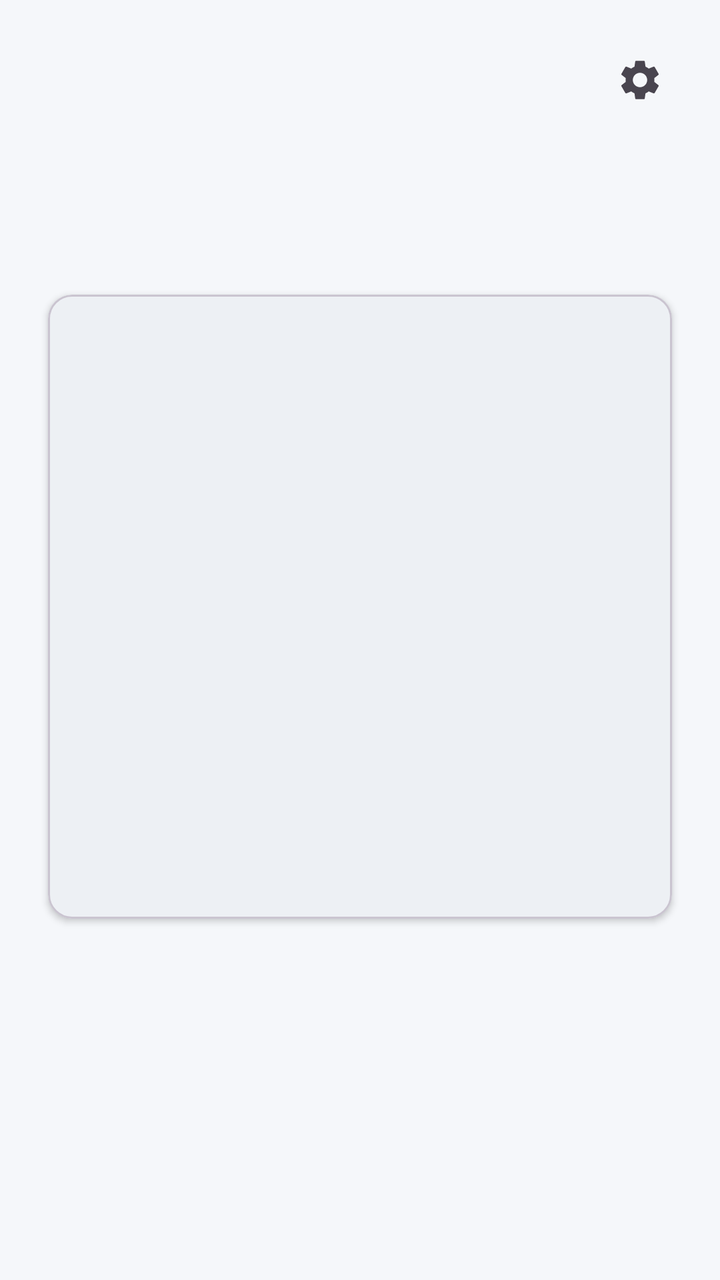
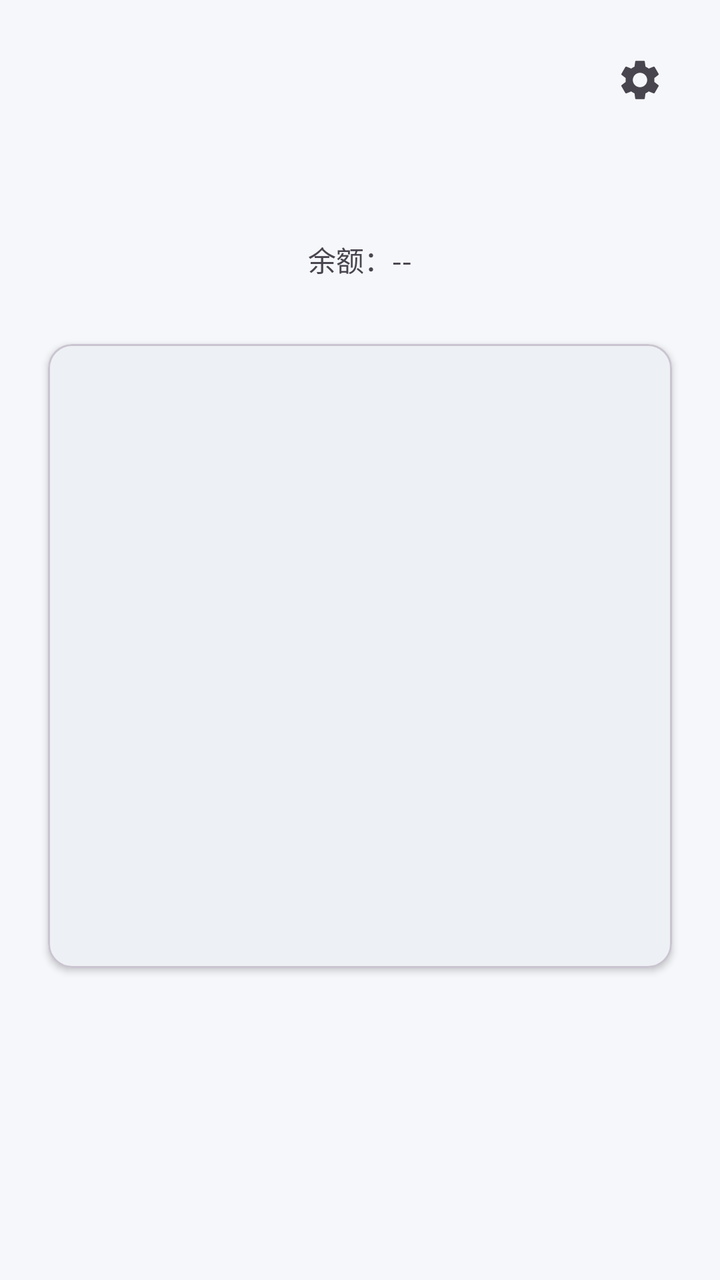

The first picture is an Android layout as it rendered before a commit; the second is the same layout after the commit. The layout source and the unified diff follow.
<!-- AndroidManifest.xml: application theme Theme.Ecode -->
<!-- res/layout/activity_main.xml -->
<?xml version="1.0" encoding="utf-8"?>
<androidx.constraintlayout.widget.ConstraintLayout
    xmlns:android="http://schemas.android.com/apk/res/android"
    xmlns:app="http://schemas.android.com/apk/res-auto"
    android:layout_width="match_parent"
    android:layout_height="match_parent"
    android:background="@color/md_theme_background">

    <ImageButton
        android:id="@+id/btnSettings"
        android:layout_width="48dp"
        android:layout_height="48dp"
        android:layout_marginTop="16dp"
        android:layout_marginEnd="16dp"
        android:background="?attr/selectableItemBackgroundBorderless"
        android:contentDescription="@string/settings_title"
        android:src="@drawable/ic_settings"
        android:tint="@color/md_theme_on_surface_variant"
        app:layout_constraintEnd_toEndOf="parent"
        app:layout_constraintTop_toTopOf="parent" />

    <TextView
        android:id="@+id/tvUsername"
        android:layout_width="wrap_content"
        android:layout_height="wrap_content"
        android:layout_marginTop="64dp"
        android:textColor="@color/md_theme_primary"
        android:textSize="18sp"
        android:textStyle="bold"
        app:layout_constraintEnd_toEndOf="parent"
        app:layout_constraintStart_toStartOf="parent"
        app:layout_constraintTop_toTopOf="parent" />

    <TextView
        android:id="@+id/tvStatus"
        android:layout_width="wrap_content"
        android:layout_height="wrap_content"
        android:layout_marginTop="8dp"
        android:textColor="@color/md_theme_on_surface_variant"
        android:textSize="14sp"
        app:layout_constraintEnd_toEndOf="parent"
        app:layout_constraintStart_toStartOf="parent"
        app:layout_constraintTop_toBottomOf="@id/tvUsername" />

    <com.google.android.material.card.MaterialCardView
        android:id="@+id/cardQRCode"
        android:layout_width="wrap_content"
        android:layout_height="wrap_content"
        android:layout_marginTop="32dp"
        app:cardCornerRadius="12dp"
        app:cardElevation="2dp"
        app:contentPadding="16dp"
        app:layout_constraintEnd_toEndOf="parent"
        app:layout_constraintStart_toStartOf="parent"
        app:layout_constraintTop_toBottomOf="@id/tvStatus"
        app:strokeColor="@color/md_theme_outline"
        app:strokeWidth="1dp">

        <FrameLayout
            android:layout_width="280dp"
            android:layout_height="280dp">

            <ImageView
                android:id="@+id/ivQRCode"
                android:layout_width="280dp"
                android:layout_height="280dp"
                android:scaleType="fitCenter" />

            <LinearLayout
                android:id="@+id/layoutQRPlaceholder"
                android:layout_width="match_parent"
                android:layout_height="match_parent"
                android:gravity="center"
                android:orientation="vertical"
                android:visibility="gone">

                <ImageView
                    android:layout_width="64dp"
                    android:layout_height="64dp"
                    android:alpha="0.3"
                    android:src="@drawable/ic_lock"
                    android:tint="@color/md_theme_on_surface_variant" />

                <TextView
                    android:layout_width="wrap_content"
                    android:layout_height="wrap_content"
                    android:layout_marginTop="12dp"
                    android:alpha="0.5"
                    android:text="@string/qr_hidden_placeholder"
                    android:textColor="@color/md_theme_on_surface_variant"
                    android:textSize="14sp" />
            </LinearLayout>
        </FrameLayout>
    </com.google.android.material.card.MaterialCardView>

</androidx.constraintlayout.widget.ConstraintLayout>
<!-- resources referenced by this layout -->
<resources>
  <color name="md_theme_background">#F5F7FA</color>
  <color name="md_theme_on_surface_variant">#49454F</color>
  <color name="md_theme_outline">#CAC4D0</color>
  <color name="md_theme_primary">#003366</color>
  <!-- drawable ic_lock (drawable) -->
  <?xml version="1.0" encoding="utf-8"?>
  <vector xmlns:android="http://schemas.android.com/apk/res/android"
      android:width="24dp"
      android:height="24dp"
      android:viewportWidth="24"
      android:viewportHeight="24">
      <path
          android:fillColor="#FF000000"
          android:pathData="M18,8h-1V6c0,-2.76 -2.24,-5 -5,-5S7,3.24 7,6v2H6c-1.1,0 -2,0.9 -2,2v10c0,1.1 0.9,2 2,2h12c1.1,0 2,-0.9 2,-2V10c0,-1.1 -0.9,-2 -2,-2zM12,17c-1.1,0 -2,-0.9 -2,-2s0.9,-2 2,-2 2,0.9 2,2 -0.9,2 -2,2zM15.1,8H8.9V6c0,-1.71 1.39,-3.1 3.1,-3.1s3.1,1.39 3.1,3.1v2z" />
  </vector>
  <!-- drawable ic_settings (drawable) -->
  <?xml version="1.0" encoding="utf-8"?>
  <vector xmlns:android="http://schemas.android.com/apk/res/android"
      android:width="24dp"
      android:height="24dp"
      android:viewportWidth="24"
      android:viewportHeight="24">
      <path
          android:fillColor="#FF000000"
          android:pathData="M19.14,12.94c0.04,-0.3 0.06,-0.61 0.06,-0.94c0,-0.32 -0.02,-0.64 -0.07,-0.94l2.03,-1.58c0.18,-0.14 0.23,-0.41 0.12,-0.61l-1.92,-3.32c-0.12,-0.22 -0.37,-0.29 -0.59,-0.22l-2.39,0.96c-0.5,-0.38 -1.03,-0.7 -1.62,-0.94L14.4,2.81c-0.04,-0.24 -0.24,-0.41 -0.48,-0.41h-3.84c-0.24,0 -0.43,0.17 -0.47,0.41L9.25,5.35C8.66,5.59 8.12,5.92 7.63,6.29L5.24,5.33c-0.22,-0.08 -0.47,0 -0.59,0.22L2.74,8.87C2.62,9.08 2.66,9.34 2.86,9.48l2.03,1.58C4.84,11.36 4.8,11.69 4.8,12s0.02,0.64 0.07,0.94l-2.03,1.58c-0.18,0.14 -0.23,0.41 -0.12,0.61l1.92,3.32c0.12,0.22 0.37,0.29 0.59,0.22l2.39,-0.96c0.5,0.38 1.03,0.7 1.62,0.94l0.36,2.54c0.05,0.24 0.24,0.41 0.48,0.41h3.84c0.24,0 0.44,-0.17 0.47,-0.41l0.36,-2.54c0.59,-0.24 1.13,-0.56 1.62,-0.94l2.39,0.96c0.22,0.08 0.47,0 0.59,-0.22l1.92,-3.32c0.12,-0.22 0.07,-0.47 -0.12,-0.61L19.14,12.94zM12,15.6c-1.98,0 -3.6,-1.62 -3.6,-3.6s1.62,-3.6 3.6,-3.6s3.6,1.62 3.6,3.6S13.98,15.6 12,15.6z" />
  </vector>
  <string name="qr_hidden_placeholder">点击显示二维码</string>
  <string name="settings_title">设置</string>
  <style name="Theme.Ecode" parent="Theme.Material3.DayNight.NoActionBar">
          <item name="colorPrimary">@color/md_theme_primary</item>
          <item name="colorOnPrimary">@color/md_theme_on_primary</item>
          <item name="colorPrimaryContainer">@color/md_theme_primary_container</item>
          <item name="colorOnPrimaryContainer">@color/md_theme_on_primary_container</item>
          <item name="colorSecondary">@color/md_theme_secondary</item>
          <item name="colorOnSecondary">@color/md_theme_on_secondary</item>
          <item name="android:colorBackground">@color/md_theme_background</item>
          <item name="colorOnBackground">@color/md_theme_on_background</item>
          <item name="colorSurface">@color/md_theme_surface</item>
          <item name="colorOnSurface">@color/md_theme_on_surface</item>
          <item name="colorOnSurfaceVariant">@color/md_theme_on_surface_variant</item>
          <item name="colorOutline">@color/md_theme_outline</item>
      </style>
  <color name="md_theme_on_primary">#FFFFFF</color>
  <color name="md_theme_primary_container">#D6E4F0</color>
  <color name="md_theme_on_primary_container">#001D36</color>
  <color name="md_theme_secondary">#535F70</color>
  <color name="md_theme_on_secondary">#FFFFFF</color>
  <color name="md_theme_on_background">#1C1B1F</color>
  <color name="md_theme_surface">#FFFFFF</color>
  <color name="md_theme_on_surface">#1C1B1F</color>
</resources>

<!-- the commit's change to res/layout/activity_main.xml (unified diff, before → after) -->
@@ -42,6 +42,18 @@
         app:layout_constraintStart_toStartOf="parent"
         app:layout_constraintTop_toBottomOf="@id/tvUsername" />
 
+    <TextView
+        android:id="@+id/tvBalance"
+        android:layout_width="wrap_content"
+        android:layout_height="wrap_content"
+        android:layout_marginTop="4dp"
+        android:text="@string/balance_unknown"
+        android:textColor="@color/md_theme_on_surface_variant"
+        android:textSize="14sp"
+        app:layout_constraintEnd_toEndOf="parent"
+        app:layout_constraintStart_toStartOf="parent"
+        app:layout_constraintTop_toBottomOf="@id/tvStatus" />
+
     <com.google.android.material.card.MaterialCardView
         android:id="@+id/cardQRCode"
         android:layout_width="wrap_content"
@@ -52,7 +64,7 @@
         app:contentPadding="16dp"
         app:layout_constraintEnd_toEndOf="parent"
         app:layout_constraintStart_toStartOf="parent"
-        app:layout_constraintTop_toBottomOf="@id/tvStatus"
+        app:layout_constraintTop_toBottomOf="@id/tvBalance"
         app:strokeColor="@color/md_theme_outline"
         app:strokeWidth="1dp">
 
<!-- resource entries referenced after the edit -->
@@ -26,6 +26,7 @@
           android:fillColor="#FF000000"
           android:pathData="M19.14,12.94c0.04,-0.3 0.06,-0.61 0.06,-0.94c0,-0.32 -0.02,-0.64 -0.07,-0.94l2.03,-1.58c0.18,-0.14 0.23,-0.41 0.12,-0.61l-1.92,-3.32c-0.12,-0.22 -0.37,-0.29 -0.59,-0.22l-2.39,0.96c-0.5,-0.38 -1.03,-0.7 -1.62,-0.94L14.4,2.81c-0.04,-0.24 -0.24,-0.41 -0.48,-0.41h-3.84c-0.24,0 -0.43,0.17 -0.47,0.41L9.25,5.35C8.66,5.59 8.12,5.92 7.63,6.29L5.24,5.33c-0.22,-0.08 -0.47,0 -0.59,0.22L2.74,8.87C2.62,9.08 2.66,9.34 2.86,9.48l2.03,1.58C4.84,11.36 4.8,11.69 4.8,12s0.02,0.64 0.07,0.94l-2.03,1.58c-0.18,0.14 -0.23,0.41 -0.12,0.61l1.92,3.32c0.12,0.22 0.37,0.29 0.59,0.22l2.39,-0.96c0.5,0.38 1.03,0.7 1.62,0.94l0.36,2.54c0.05,0.24 0.24,0.41 0.48,0.41h3.84c0.24,0 0.44,-0.17 0.47,-0.41l0.36,-2.54c0.59,-0.24 1.13,-0.56 1.62,-0.94l2.39,0.96c0.22,0.08 0.47,0 0.59,-0.22l1.92,-3.32c0.12,-0.22 0.07,-0.47 -0.12,-0.61L19.14,12.94zM12,15.6c-1.98,0 -3.6,-1.62 -3.6,-3.6s1.62,-3.6 3.6,-3.6s3.6,1.62 3.6,3.6S13.98,15.6 12,15.6z" />
   </vector>
+  <string name="balance_unknown">余额：--</string>
   <string name="qr_hidden_placeholder">点击显示二维码</string>
   <string name="settings_title">设置</string>
   <style name="Theme.Ecode" parent="Theme.Material3.DayNight.NoActionBar">
